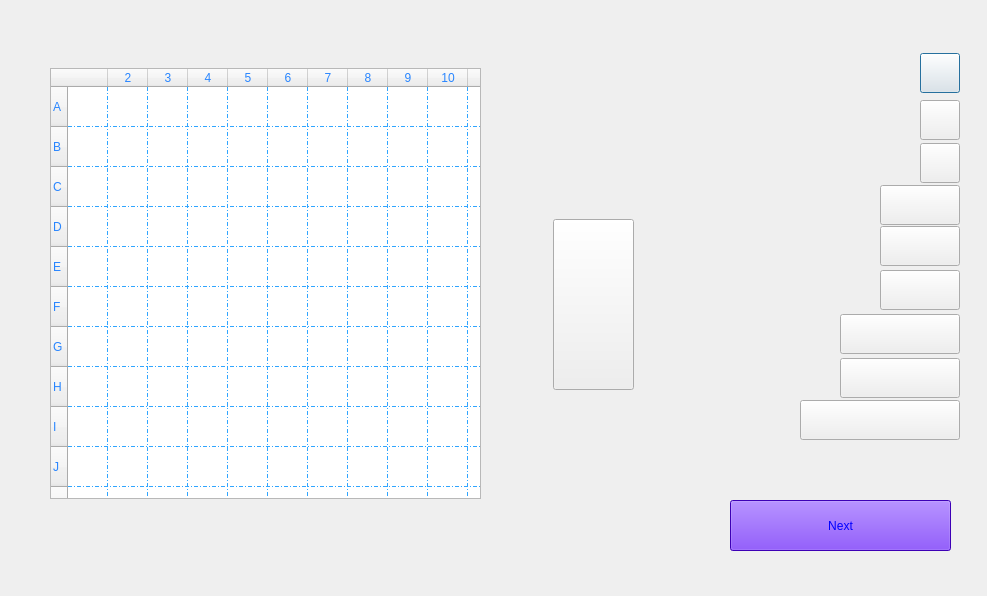
First picture: the form in dialogsetgameboard.ui, repository pouya-prh/Battle_Ship, before the edit.
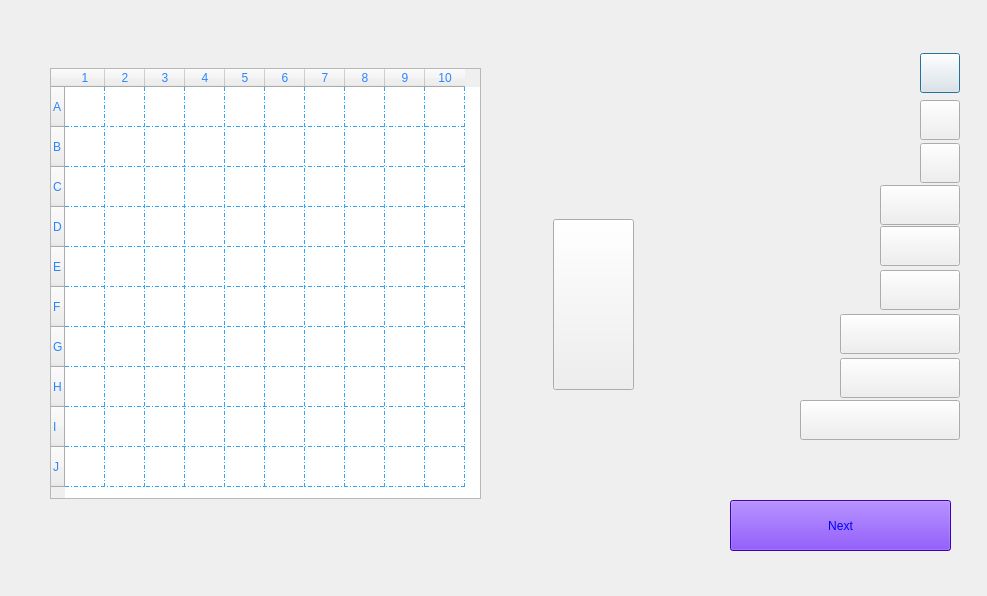
Second picture: the form after the edit. Icons and pictures are not drawn. Custom widgets are drawn as their Qt base class.

```diff
--- a/dialogsetgameboard.ui
+++ b/dialogsetgameboard.ui
@@ -83,6 +83,9 @@
    <property name="defaultDropAction">
     <enum>Qt::MoveAction</enum>
    </property>
+   <property name="alternatingRowColors">
+    <bool>false</bool>
+   </property>
    <property name="selectionMode">
     <enum>QAbstractItemView::NoSelection</enum>
    </property>
@@ -96,13 +99,13 @@
     <enum>Qt::DashDotLine</enum>
    </property>
    <property name="cornerButtonEnabled">
-    <bool>false</bool>
+    <bool>true</bool>
    </property>
    <property name="rowCount">
-    <number>11</number>
+    <number>10</number>
    </property>
    <property name="columnCount">
-    <number>11</number>
+    <number>10</number>
    </property>
    <attribute name="horizontalHeaderCascadingSectionResizes">
     <bool>false</bool>
@@ -174,12 +177,6 @@
      <string>J</string>
     </property>
    </row>
-   <row/>
-   <column>
-    <property name="text">
-     <string/>
-    </property>
-   </column>
    <column/>
    <column/>
    <column/>
@@ -190,12 +187,12 @@
    <column/>
    <column/>
    <column/>
-   <item row="0" column="1">
+   <item row="0" column="0">
     <property name="text">
      <string/>
     </property>
    </item>
-   <item row="3" column="3">
+   <item row="3" column="2">
     <property name="text">
      <string/>
     </property>
```
